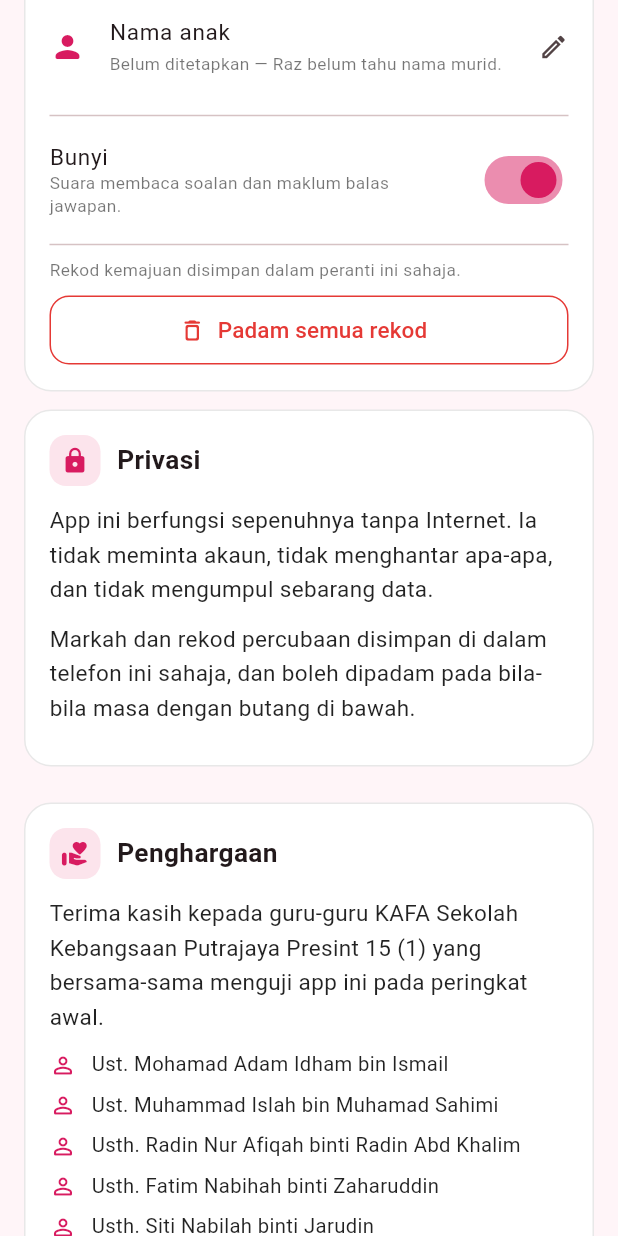
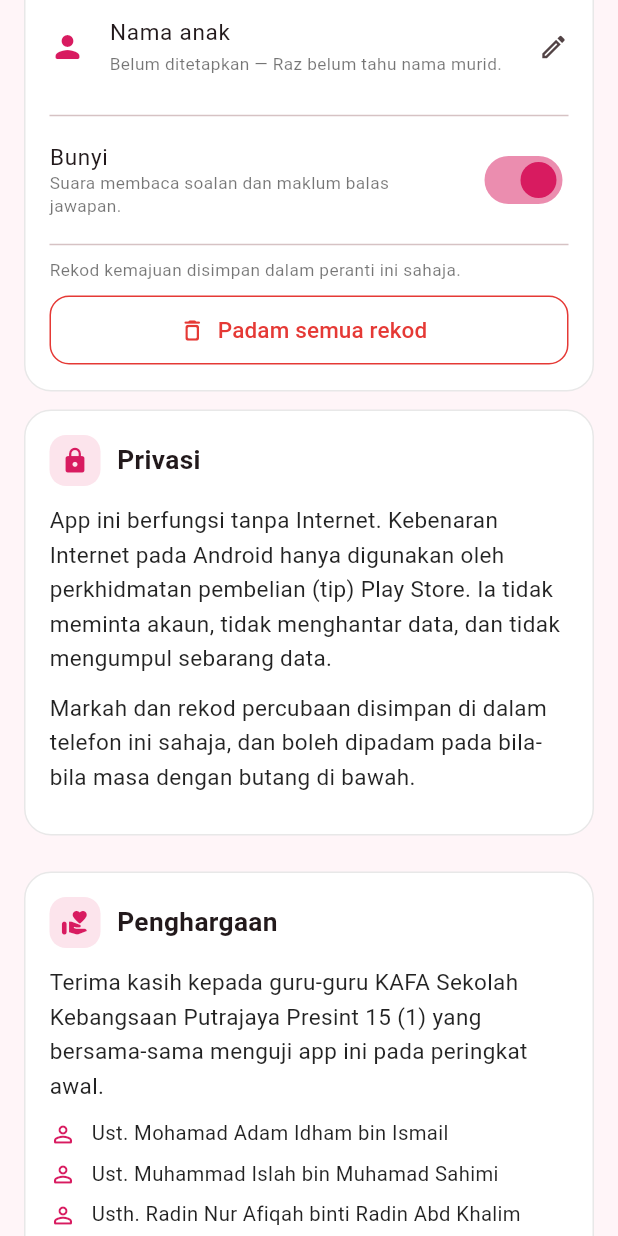
Before and after one commit to razmanzainal-source/ulangkaji_upkk, a Flutter app: the InfoScreen widget shown alone on an empty page, opened directly, scrolled down 3456 dp, on a phone screen of 412 x 824 dp. Run offline on Flutter 3.47's test engine with Material 3 defaults, Android fonts, the phone set to English and light mode, and no system bars; our stand-ins replace audioplayers, flutter_tts, in_app_purchase, share_plus, shared_preferences, web; missing offline and left inert: dart:js_interop, gal; accounts and stored records are empty.

Commit message:
Teks privasi tepat: Internet hanya untuk pembelian tip

```diff
--- a/lib/screens/info_screen.dart
+++ b/lib/screens/info_screen.dart
@@ -248,9 +248,11 @@ class _InfoScreenState extends State<InfoScreen> {
                 ikon: Icons.lock_rounded,
                 kanak: const [
                   _Perenggan(
-                    'App ini berfungsi sepenuhnya tanpa Internet. Ia tidak '
-                    'meminta akaun, tidak menghantar apa-apa, dan tidak '
-                    'mengumpul sebarang data.',
+                    'App ini berfungsi tanpa Internet. Kebenaran Internet '
+                    'pada Android hanya digunakan oleh perkhidmatan '
+                    'pembelian (tip) Play Store. Ia tidak meminta akaun, '
+                    'tidak menghantar data, dan tidak mengumpul sebarang '
+                    'data.',
                   ),
                   _Perenggan(
                     'Markah dan rekod percubaan disimpan di dalam telefon ini '
```
